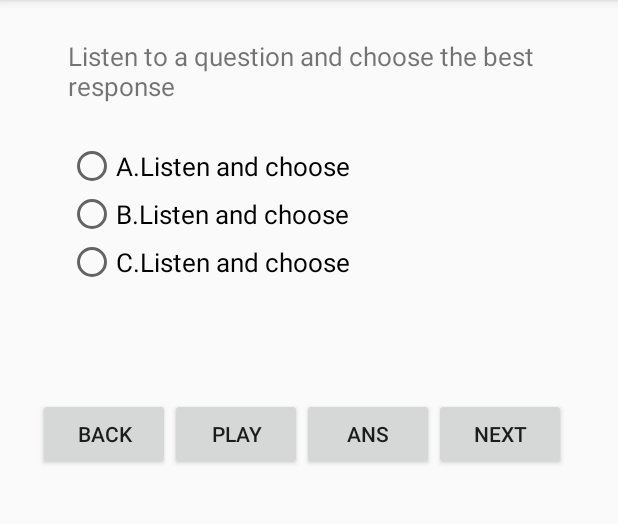
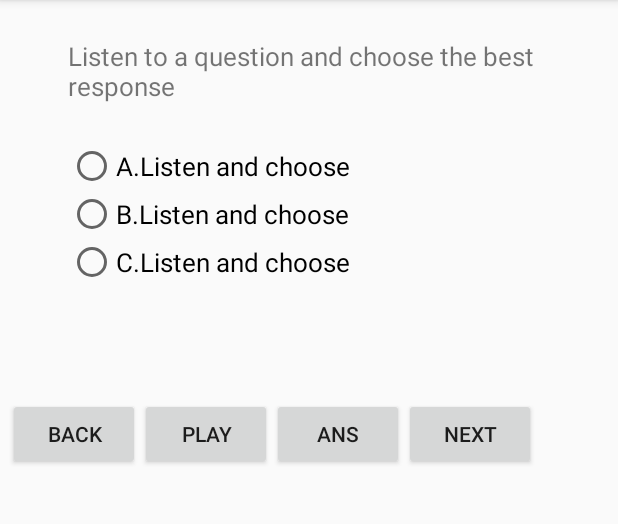
Before and after one commit to winterselmon/Practiceandlearn, an Android app: the QandrPracticeActivity screen opened directly, with no data from a screen before it, on a phone screen of 412 x 824 dp, the part 84-608 px from its top. Run offline under Robolectric (Android 15) with nearby library versions, the phone set to English and light mode, and no system bars.

Commit message:
last update 17/5/2560 21:58 last update

```diff
--- a/app/src/main/java/com/xyz/practiceandlearn/PracticeListActivity.java
+++ b/app/src/main/java/com/xyz/practiceandlearn/PracticeListActivity.java
@@ -56,6 +56,7 @@ public class PracticeListActivity extends AppCompatActivity {
 
         ListView list1 = (ListView) findViewById(R.id.listPractice);
         list1.setOnItemClickListener(itemClickListener);
+
     }
 
     public void onBackPressed(){
@@ -67,7 +68,6 @@ public class PracticeListActivity extends AppCompatActivity {
                     public void onClick(DialogInterface dialog, int which) {
                         Intent intent = new Intent(PracticeListActivity.this, MainActivity.class);
                         startActivity(intent);
-                        mPlayer.stop();
                     }
                 })
                 .setNegativeButton(android.R.string.cancel, new DialogInterface.OnClickListener() {
--- a/app/src/main/res/layout/activity_qandr_practice.xml
+++ b/app/src/main/res/layout/activity_qandr_practice.xml
@@ -75,8 +75,8 @@
             android:layout_width="wrap_content"
             android:layout_height="wrap_content"
             android:layout_marginTop="25dp"
-            android:layout_marginLeft="25dp"
-            android:layout_marginStart="25dp"
+            android:layout_centerHorizontal="true"
+            android:layout_marginLeft="5dp"
             android:layout_below="@id/txtDes"
             android:id="@+id/btnBack2"
             android:layout_alignParentBottom="true"
@@ -108,6 +108,7 @@
             android:id="@+id/btnNext2"
             android:layout_alignParentBottom="true"
             android:layout_toRightOf="@+id/btnAns2"
+            android:layout_marginRight="5dp"
             android:layout_toEndOf="@+id/btnAns2" />
 
     </RelativeLayout>
--- a/app/src/main/res/layout/activity_short_conversation.xml
+++ b/app/src/main/res/layout/activity_short_conversation.xml
@@ -252,9 +252,9 @@
                 android:text="Back"
                 android:layout_width="wrap_content"
                 android:layout_height="wrap_content"
-                android:layout_marginLeft="25dp"
-                android:layout_marginStart="25dp"
+                android:layout_marginLeft="5dp"
                 android:id="@+id/btnBack3"
+                android:layout_centerHorizontal="true"
                 android:layout_alignParentLeft="true"
                 android:layout_alignParentStart="true" />
 
@@ -278,6 +278,7 @@
                 android:text="Next"
                 android:layout_width="wrap_content"
                 android:layout_height="wrap_content"
+                android:layout_marginRight="5dp"
                 android:id="@+id/btnNext3"
                 android:layout_toRightOf="@+id/btnAns3"
                 android:layout_toEndOf="@+id/btnAns3" />
--- a/app/src/main/res/layout/activity_short_talk.xml
+++ b/app/src/main/res/layout/activity_short_talk.xml
@@ -250,8 +250,8 @@
                 android:text="Back"
                 android:layout_width="wrap_content"
                 android:layout_height="wrap_content"
-                android:layout_marginLeft="25dp"
-                android:layout_marginStart="25dp"
+                android:layout_centerHorizontal="true"
+                android:layout_marginLeft="5dp"
                 android:id="@+id/btnBack4"
                 android:layout_alignParentLeft="true"
                 android:layout_alignParentStart="true" />
@@ -278,6 +278,7 @@
                 android:layout_height="wrap_content"
                 android:id="@+id/btnNext4"
                 android:layout_toRightOf="@+id/btnAns4"
+                android:layout_marginRight="5dp"
                 android:layout_toEndOf="@+id/btnAns4" />
         </RelativeLayout>
 
```
